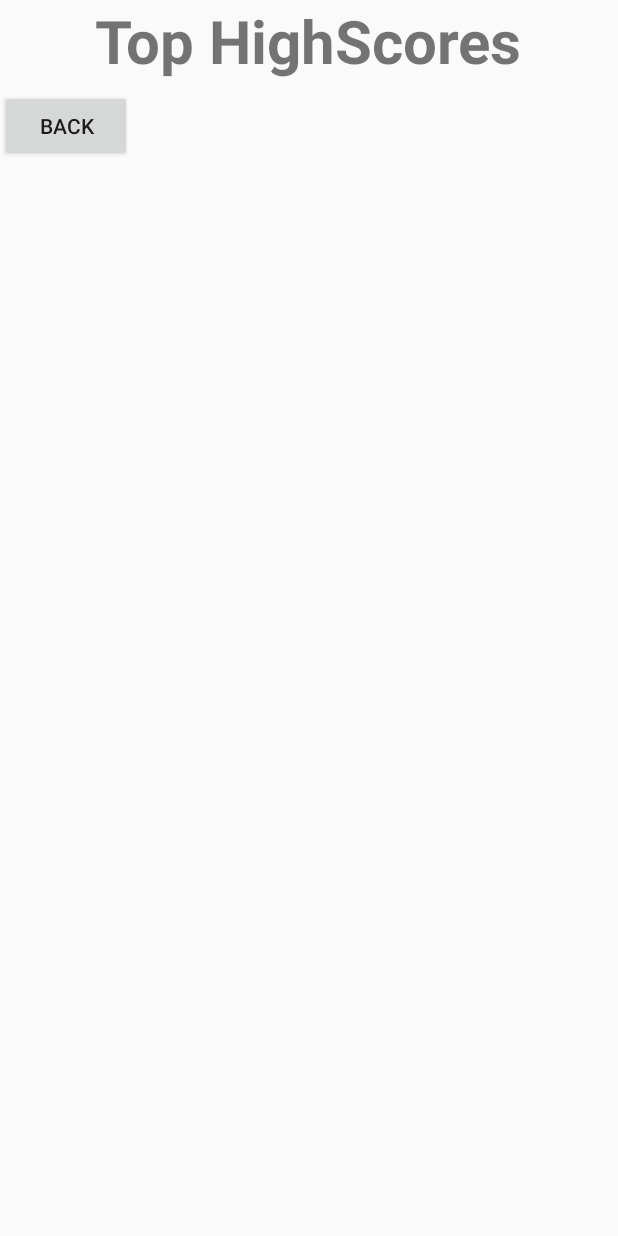
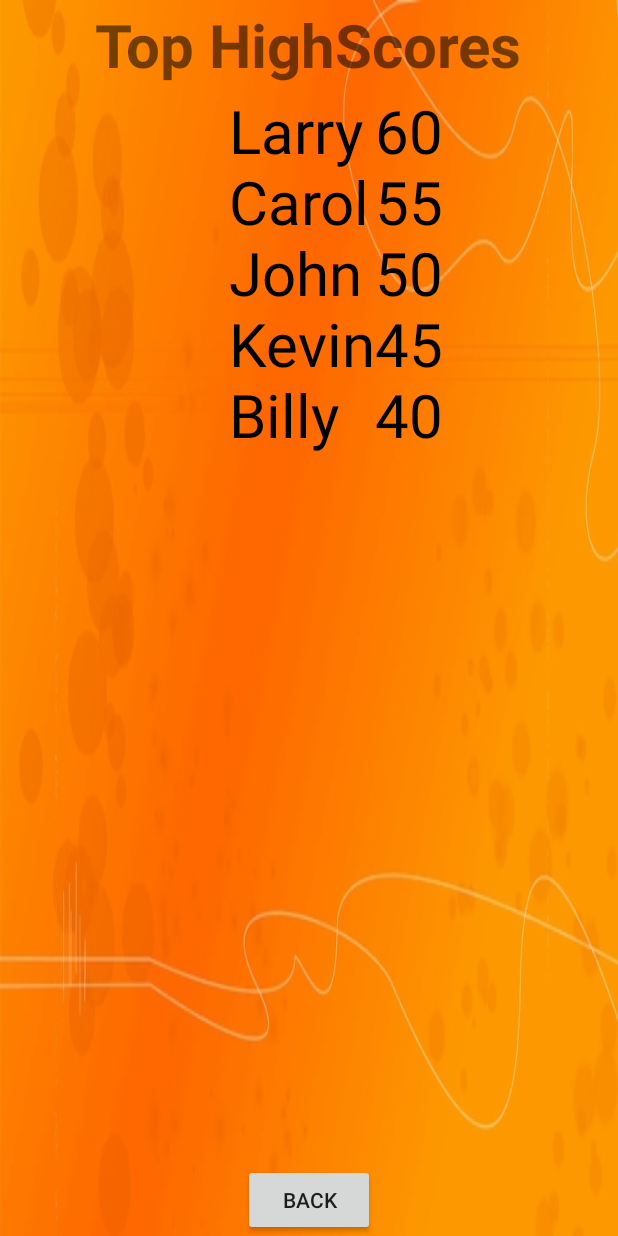
Before and after one commit to NineBits/UTrivia, an Android app: the TopHighscores screen opened directly, with no data from a screen before it, on a phone screen of 412 x 824 dp. Run offline under Robolectric (Android 15) with nearby library versions, the phone set to English and light mode, and no system bars.

Commit message:
Adding stuff

```diff
--- a/app/src/main/AndroidManifest.xml
+++ b/app/src/main/AndroidManifest.xml
@@ -4,7 +4,7 @@
 
     <application
         android:allowBackup="true"
-        android:icon="@mipmap/ic_launcher"
+        android:icon="@mipmap/appicon"
         android:label="@string/app_name"
         android:supportsRtl="true"
         android:theme="@style/AppTheme">
--- a/app/src/main/java/cs371m/utrivia/Questionnaire.java
+++ b/app/src/main/java/cs371m/utrivia/Questionnaire.java
@@ -107,6 +107,11 @@ public class Questionnaire extends AppCompatActivity {
         numQuestions++;
     }
 
+    public void toHighscore(View view) {
+        Intent intent = new Intent(this, Highscore.class);
+        startActivity(intent);
+    }
+
 
 
 }
--- a/app/src/main/java/cs371m/utrivia/TopHighscores.java
+++ b/app/src/main/java/cs371m/utrivia/TopHighscores.java
@@ -1,10 +1,20 @@
 package cs371m.utrivia;
 
 import android.app.Activity;
+import android.content.Context;
 import android.content.Intent;
+import android.database.Cursor;
+import android.os.AsyncTask;
 import android.os.Bundle;
 import android.view.View;
 import android.widget.ListView;
+import android.widget.TextView;
+
+import java.io.BufferedReader;
+import java.io.FileInputStream;
+import java.io.FileOutputStream;
+import java.io.InputStreamReader;
+
 import cs371m.utrivia.Questionnaire;
 
 /**
@@ -14,21 +24,110 @@ import cs371m.utrivia.Questionnaire;
  */
 
 public class TopHighscores extends Activity {
+    private static final String HIGHSCORES_FILE= "highscore_file";
+
+
     @Override
     public void onCreate(Bundle savedInstanceState) {
         super.onCreate(savedInstanceState);
         setContentView(R.layout.top_highscores_layout);
 
-        ListView mHighScoresList = (ListView) findViewById(R.id.highscoreList);
+        fillHighscoreWithStatic();
 
+//        new CreateHighscoresTask().execute((Object[]) null);
+//        new GetHighscoresTask().execute((Object[]) null);
     }
 
-    public void fillHighscoreList() {
+    private void fillHighscoreWithStatic() {
+        TextView scoreList = (TextView) findViewById(R.id.highscoreList);
+        TextView highscore_numbers = (TextView) findViewById(R.id.highscoreNumbers);
+        String highscores = "Larry\n" +
+                            "Carol\n" +
+                            "John\n" +
+                            "Kevin\n" +
+                            "Billy\n";
 
+        String highscoreNumbers = "60\n55\n50\n45\n40";
+
+        scoreList.setText(highscores);
+        highscore_numbers.setText(highscoreNumbers);
     }
 
     public void toHome(View view) {
         Intent intent = new Intent(this, HomePage.class);
         startActivity(intent);
     }
+
+//    private void fillHighscoreList() {
+//        TextView scoreList = (TextView) findViewById(R.id.highscoreList);
+//        String highscores = "";
+//        try {
+//            FileInputStream fis = openFileInput(HIGHSCORES_FILE);
+//            BufferedReader reader = new BufferedReader(new InputStreamReader(fis));
+//
+//            String line = reader.readLine();
+//            while(line != null) {
+//                highscores += line + "\n";
+//            }
+//            fis.close();
+//        }
+//        catch(java.io.IOException e) {
+//            System.out.println("Error writing to file");
+//        }
+//
+//        scoreList.setText(highscores);
+//    }
+//
+//    private void createHighScoreList() {
+//        // Iterate through local files to check if HIGHSCORES_FILE was already created
+//        String[] fileList = fileList();
+//        boolean file_exists = false;
+//        for(String file : fileList) {
+//            if(file.equals(HIGHSCORES_FILE))
+//                file_exists = true;
+//        }
+//
+//        // If HIGHSCORES_FILE doesn't exist, then load up default highscores
+//        if(!file_exists) {
+//            try {
+//                FileOutputStream fos = openFileOutput(HIGHSCORES_FILE, Context.MODE_PRIVATE);
+//                fos.write(("Hello World").getBytes());
+//                fos.close();
+//            }
+//            catch(java.io.IOException e) {
+//                System.out.println("Error writing to file");
+//            }
+//        }
+//
+//    }
+//
+//
+//
+//    // performs database query outside GUI thread
+//    private class GetHighscoresTask extends AsyncTask<Object, Object, Cursor> {
+//
+//        // perform the database access
+//        @Override
+//        protected Cursor doInBackground(Object... params) {
+//            Cursor nothing = null;
+//
+//            fillHighscoreList();
+//
+//            return nothing;
+//        }
+//    }
+//
+//    // performs database query outside GUI thread
+//    private class CreateHighscoresTask extends AsyncTask<Object, Object, Cursor> {
+//
+//        // perform the database access
+//        @Override
+//        protected Cursor doInBackground(Object... params) {
+//            Cursor nothing = null;
+//
+//            createHighScoreList();
+//
+//            return nothing;
+//        }
+//    }
 }
--- a/app/src/main/res/layout/highscore_layout.xml
+++ b/app/src/main/res/layout/highscore_layout.xml
@@ -1,7 +1,8 @@
 <?xml version="1.0" encoding="utf-8"?>
 <LinearLayout xmlns:android="http://schemas.android.com/apk/res/android"
     android:orientation="vertical" android:layout_width="match_parent"
-    android:layout_height="match_parent">
+    android:layout_height="match_parent"
+    android:background="@drawable/bckrndorange">
 
         <ImageView
             android:id="@+id/logo_pic"
--- a/app/src/main/res/layout/top_highscores_layout.xml
+++ b/app/src/main/res/layout/top_highscores_layout.xml
@@ -1,9 +1,11 @@
 <?xml version="1.0" encoding="utf-8"?>
-<LinearLayout xmlns:android="http://schemas.android.com/apk/res/android"
+<RelativeLayout xmlns:android="http://schemas.android.com/apk/res/android"
     android:orientation="vertical"
     android:layout_width="match_parent"
     android:layout_height="match_parent"
-    android:weightSum="1">
+    android:weightSum="1"
+    android:background="@drawable/bckrndorange">
+
 
     <TextView
         android:id="@+id/highscores"
@@ -12,18 +14,40 @@
         android:text="@string/top_scores"
         android:textSize="40sp"
         android:textStyle="bold"
-        android:layout_gravity="center_horizontal" />
+        android:gravity="center"
+        android:layout_gravity="center_horizontal"
+        android:layout_alignParentTop="true"
+        android:layout_centerHorizontal="true" />
 
-    <ListView xmlns:android="http://schemas.android.com/apk/res/android"
+    <TextView
         android:id="@+id/highscoreList"
         android:layout_width="wrap_content"
-        android:layout_height="wrap_content" />
+        android:layout_height="wrap_content"
+        android:textSize="40sp"
+        android:textColor="@color/colorBlack"
+        android:textIsSelectable="true"
+        android:layout_below="@id/highscores"
+        android:layout_centerVertical="true"
+        android:layout_toLeftOf="@+id/highscoreNumbers"
+        android:layout_toStartOf="@+id/highscoreNumbers" />
+
+    <TextView
+        android:id="@+id/highscoreNumbers"
+        android:layout_width="wrap_content"
+        android:layout_height="wrap_content"
+        android:textSize="40sp"
+        android:textColor="@color/colorBlack"
+        android:layout_below="@+id/highscores"
+        android:layout_toRightOf="@+id/button"
+        android:layout_toEndOf="@+id/button" />
 
     <Button
         android:layout_width="wrap_content"
         android:layout_height="wrap_content"
         android:text="@string/back"
         android:onClick="toHome"
-        />
+        android:layout_alignParentBottom="true"
+        android:layout_centerHorizontal="true"
+        android:id="@+id/button" />
 
-</LinearLayout>
+</RelativeLayout>
--- a/app/src/main/res/values/colors.xml
+++ b/app/src/main/res/values/colors.xml
@@ -3,4 +3,5 @@
     <color name="colorPrimary">#CF5300</color>
     <color name="burntOrange">#CF5300</color>
     <color name="colorAccent">#FF4081</color>
+    <color name="colorBlack">#000000</color>
 </resources>
--- a/app/src/main/res/values/strings.xml
+++ b/app/src/main/res/values/strings.xml
@@ -7,7 +7,5 @@
     <string name="end_game">End Game</string>
     <string name="new_score">You Scored:</string>
     <string name="next">Next</string>
-=======
     <string name="logo">logo</string>
->>>>>>> 46e38f58356e4791de896fbb00876bb547c4f4e3
 </resources>
```
Also changed, not shown: app/src/main/res/drawable/bckrndorange.jpg (added), app/src/main/res/mipmap-hdpi/appicon.jpg (added), app/src/main/res/mipmap-mdpi/appicon.jpg (added), app/src/main/res/mipmap-xhdpi/appicon.jpg (added), app/src/main/res/mipmap-xxhdpi/appicon.jpg (added), app/src/main/res/mipmap-xxxhdpi/appicon.jpg (added).
